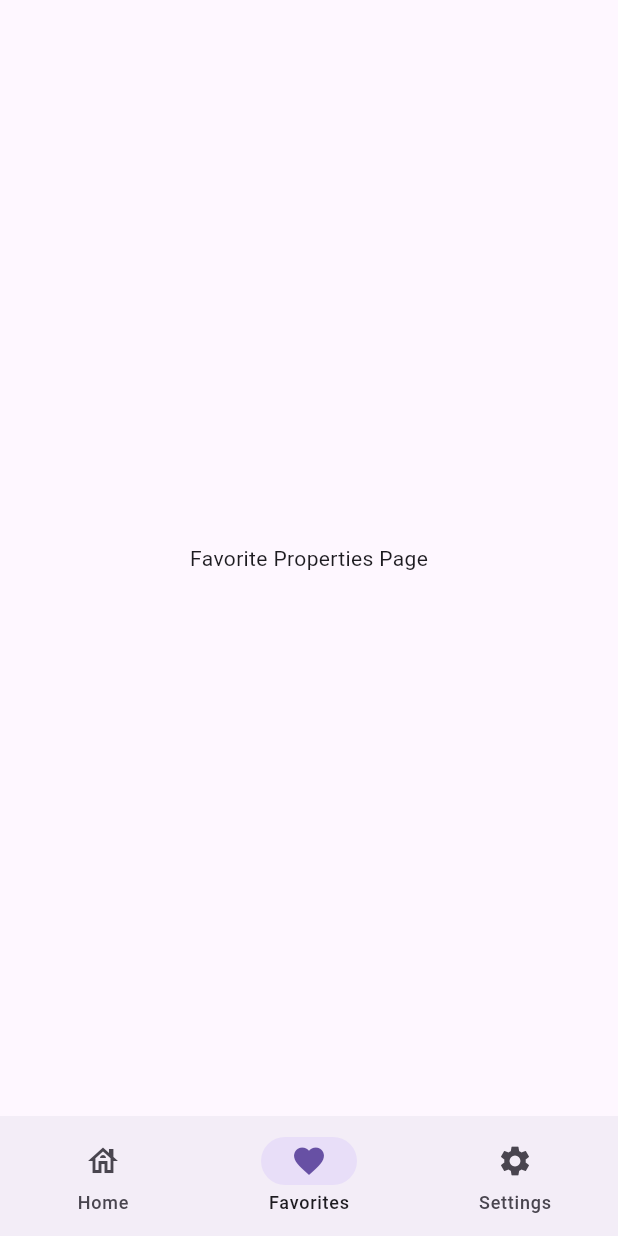
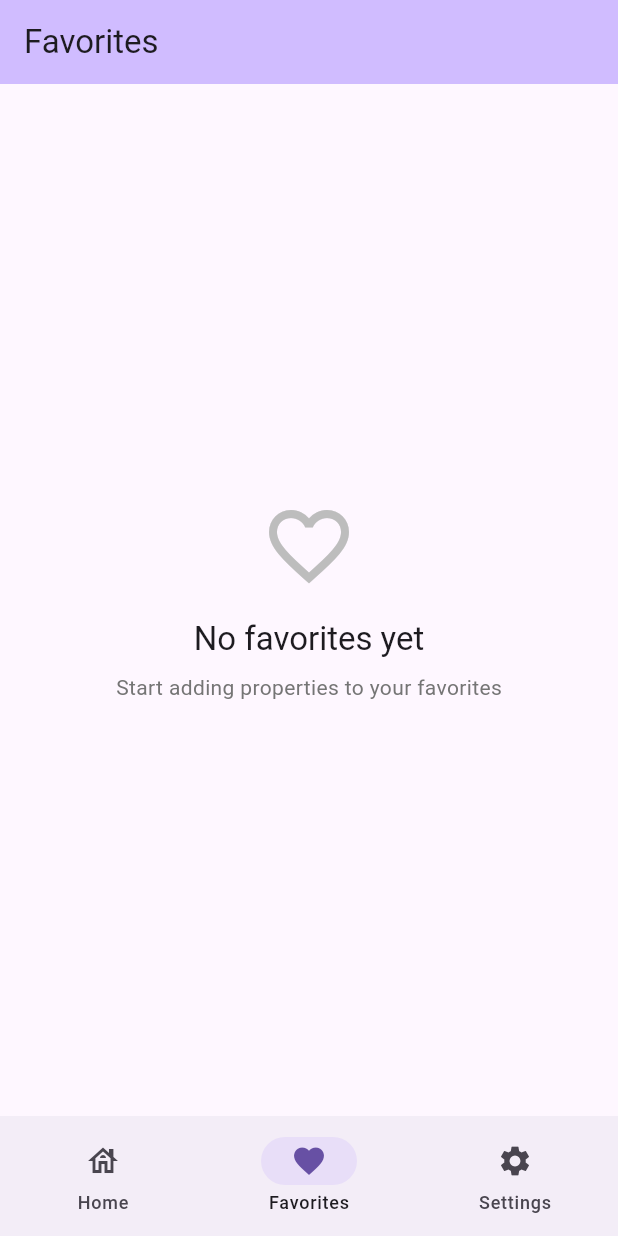
Before and after one commit to yeikel16/state_hub, a Flutter app: the screen it shows after launch, item 2 of the bottom bar chosen, on a phone screen of 412 x 824 dp. Run offline on Flutter 3.47's test engine with Material 3 defaults, Android fonts, the light colour scheme and no system bars; our stand-ins replace bloc, bloc_concurrency, equatable, flutter_bloc, get_it, go_router and 2 more; missing offline and left inert: very_good_infinite_list; generated files the repository leaves out were written again.

Commit message:
feat: add favorites view

```diff
--- a/lib/app/view/app.dart
+++ b/lib/app/view/app.dart
@@ -1,9 +1,26 @@
 import 'package:flutter/material.dart';
+import 'package:flutter_bloc/flutter_bloc.dart';
+import 'package:get_it/get_it.dart';
 import 'package:state_hub/app/routes/routes.dart';
 import 'package:state_hub/l10n/l10n.dart';
+import 'package:state_hub/src/features/favorites/bloc/favorites_bloc.dart';
 
 class App extends StatelessWidget {
   const App({super.key});
+
+  @override
+  Widget build(BuildContext context) {
+    return BlocProvider(
+      create: (context) => GetIt.I<FavoritesBloc>()..add(const LoadFavorites()),
+      child: const AppView(),
+    );
+  }
+}
+
+class AppView extends StatelessWidget {
+  const AppView({
+    super.key,
+  });
 
   @override
   Widget build(BuildContext context) {
--- /dev/null
+++ b/lib/src/features/favorites/bloc/favorites_bloc.dart
@@ -0,0 +1,94 @@
+import 'package:bloc/bloc.dart';
+import 'package:equatable/equatable.dart';
+import 'package:injectable/injectable.dart';
+import 'package:state_hub/src/core/core.dart';
+import 'package:state_hub/src/data/models/models.dart';
+import 'package:state_hub/src/data/repository/favorites_repository.dart';
+
+part 'favorites_event.dart';
+part 'favorites_state.dart';
+
+@injectable
+class FavoritesBloc extends Bloc<FavoritesEvent, FavoritesState> {
+  FavoritesBloc({
+    required FavoritesRepository favoritesRepository,
+  }) : _favoritesRepository = favoritesRepository,
+       super(const FavoritesState()) {
+    on<LoadFavorites>(_onLoadFavorites);
+    on<ToggleFavorite>(_onToggleFavorite);
+  }
+
+  final FavoritesRepository _favoritesRepository;
+
+  Future<void> _onLoadFavorites(
+    LoadFavorites event,
+    Emitter<FavoritesState> emit,
+  ) async {
+    emit(state.copyWith(isLoading: true, error: () => null));
+
+    try {
+      final favorites = await _favoritesRepository.getFavoriteProperties();
+
+      emit(
+        state.copyWith(
+          favorites: favorites,
+          isLoading: false,
+        ),
+      );
+    } on AppException catch (e) {
+      emit(
+        state.copyWith(
+          isLoading: false,
+          error: () => e.message,
+        ),
+      );
+    } on Exception catch (e) {
+      emit(
+        state.copyWith(
+          isLoading: false,
+          error: () => 'An unexpected error occurred: $e',
+        ),
+      );
+    }
+  }
+
+  Future<void> _onToggleFavorite(
+    ToggleFavorite event,
+    Emitter<FavoritesState> emit,
+  ) async {
+    final oldState = state;
+    final isFavorite = state.isFavorite(event.property.id);
+
+    emit(state.copyWith(error: () => null));
+
+    if (isFavorite) {
+      final updatedFavorites = state.favorites
+          .where((p) => p.id != event.property.id)
+          .toList();
+
+      emit(state.copyWith(favorites: updatedFavorites));
+    } else {
+      emit(state.copyWith(favorites: [...state.favorites, event.property]));
+    }
+
+    try {
+      await _favoritesRepository.toggleFavoriteProperty(event.property);
+    } on AppException catch (e) {
+      emit(
+        state.copyWith(
+          favorites: oldState.favorites,
+          error: () => e.message,
+        ),
+      );
+    } on Exception catch (e) {
+      emit(
+        state.copyWith(
+          favorites: oldState.favorites,
+          error: () => 'An unexpected error occurred: $e',
+        ),
+      );
+    }
+
+    add(const LoadFavorites());
+  }
+}
--- /dev/null
+++ b/lib/src/features/favorites/bloc/favorites_event.dart
@@ -0,0 +1,21 @@
+part of 'favorites_bloc.dart';
+
+sealed class FavoritesEvent extends Equatable {
+  const FavoritesEvent();
+
+  @override
+  List<Object?> get props => [];
+}
+
+final class LoadFavorites extends FavoritesEvent {
+  const LoadFavorites();
+}
+
+final class ToggleFavorite extends FavoritesEvent {
+  const ToggleFavorite(this.property);
+
+  final PropertyModel property;
+
+  @override
+  List<Object?> get props => [property];
+}
--- /dev/null
+++ b/lib/src/features/favorites/bloc/favorites_state.dart
@@ -0,0 +1,32 @@
+part of 'favorites_bloc.dart';
+
+class FavoritesState extends Equatable {
+  const FavoritesState({
+    this.favorites = const [],
+    this.isLoading = false,
+    this.error,
+  });
+
+  final List<PropertyModel> favorites;
+  final bool isLoading;
+  final String? error;
+
+  FavoritesState copyWith({
+    List<PropertyModel>? favorites,
+    bool? isLoading,
+    String? Function()? error,
+  }) {
+    return FavoritesState(
+      favorites: favorites ?? this.favorites,
+      isLoading: isLoading ?? this.isLoading,
+      error: error != null ? error() : this.error,
+    );
+  }
+
+  bool isFavorite(int propertyId) {
+    return favorites.any((property) => property.id == propertyId);
+  }
+
+  @override
+  List<Object?> get props => [favorites, isLoading, error];
+}
--- /dev/null
+++ b/lib/src/features/favorites/favorites.dart
@@ -0,0 +1,2 @@
+export 'bloc/favorites_bloc.dart';
+export 'widgets/widgets.dart';
--- a/lib/src/features/favorites/favorites_page.dart
+++ b/lib/src/features/favorites/favorites_page.dart
@@ -1,12 +1,11 @@
 import 'package:flutter/material.dart';
+import 'package:state_hub/src/features/favorites/view/favorites_vew.dart';
 
 class FavoritePropertiesPage extends StatelessWidget {
   const FavoritePropertiesPage({super.key});
 
   @override
   Widget build(BuildContext context) {
-    return const Center(
-      child: Text('Favorite Properties Page'),
-    );
+    return const FavoritePropertiesView();
   }
 }
--- a/lib/src/features/favorites/view/favorites_vew.dart
+++ b/lib/src/features/favorites/view/favorites_vew.dart
@@ -0,0 +1,123 @@
+import 'package:flutter/material.dart';
+import 'package:flutter_bloc/flutter_bloc.dart';
+import 'package:state_hub/app/routes/routes.dart';
+import 'package:state_hub/src/features/favorites/bloc/favorites_bloc.dart';
+import 'package:state_hub/src/features/properties/widgets/widgets.dart';
+
+class FavoritePropertiesView extends StatelessWidget {
+  const FavoritePropertiesView({super.key});
+
+  @override
+  Widget build(BuildContext context) {
+    final theme = Theme.of(context);
+
+    return Scaffold(
+      appBar: AppBar(
+        title: const Text('Favorites'),
+        actions: [
+          BlocBuilder<FavoritesBloc, FavoritesState>(
+            builder: (context, state) {
+              if (state.favorites.isEmpty) {
+                return const SizedBox.shrink();
+              }
+              return IconButton(
+                icon: const Icon(Icons.delete_outline),
+                onPressed: () {
+                  // TODO: Implement clear all favorites
+                },
+                tooltip: 'Clear all favorites',
+              );
+            },
+          ),
+        ],
+      ),
+      body: BlocBuilder<FavoritesBloc, FavoritesState>(
+        builder: (context, state) {
+          if (state.isLoading) {
+            return const Center(child: CircularProgressIndicator());
+          }
+
+          if (state.error != null) {
+            return Center(
+              child: Column(
+                mainAxisAlignment: MainAxisAlignment.center,
+                children: [
+                  Icon(
+                    Icons.error_outline,
+                    size: 64,
+                    color: theme.colorScheme.error,
+                  ),
+                  const SizedBox(height: 16),
+                  Text(
+                    'Error',
+                    style: theme.textTheme.titleLarge,
+                  ),
+                  const SizedBox(height: 8),
+                  Text(
+                    state.error!,
+                    textAlign: TextAlign.center,
+                    style: theme.textTheme.bodyMedium,
+                  ),
+                  const SizedBox(height: 16),
+                  FilledButton.icon(
+                    onPressed: () {
+                      context.read<FavoritesBloc>().add(const LoadFavorites());
+                    },
+                    icon: const Icon(Icons.refresh),
+                    label: const Text('Retry'),
+                  ),
+                ],
+              ),
+            );
+          }
+
+          if (state.favorites.isEmpty) {
+            return Center(
+              child: Column(
+                mainAxisAlignment: MainAxisAlignment.center,
+                children: [
+                  Icon(
+                    Icons.favorite_border,
+                    size: 64,
+                    color: Colors.grey[400],
+                  ),
+                  const SizedBox(height: 16),
+                  Text(
+                    'No favorites yet',
+                    style: theme.textTheme.titleLarge,
+                  ),
+                  const SizedBox(height: 8),
+                  Text(
+                    'Start adding properties to your favorites',
+                    style: theme.textTheme.bodyMedium?.copyWith(
+                      color: Colors.grey[600],
+                    ),
+                  ),
+                ],
+              ),
+            );
+          }
+
+          return RefreshIndicator(
+            onRefresh: () async {
+              context.read<FavoritesBloc>().add(const LoadFavorites());
+            },
+            child: ListView.builder(
+              itemCount: state.favorites.length,
+              padding: const EdgeInsets.only(top: 8),
+              itemBuilder: (context, index) {
+                final property = state.favorites[index];
+                return PropertyCard(
+                  property: property,
+                  onTap: () {
+                    PropertyDetailsRoute($extra: property).go(context);
+                  },
+                );
+              },
+            ),
+          );
+        },
+      ),
+    );
+  }
+}
--- /dev/null
+++ b/lib/src/features/favorites/widgets/widgets.dart
@@ -0,0 +1 @@
+export 'favorite_icon_button.dart';
--- a/lib/src/features/property_details/view/property_details_view.dart
+++ b/lib/src/features/property_details/view/property_details_view.dart
@@ -2,6 +2,7 @@ import 'package:cached_network_image/cached_network_image.dart';
 import 'package:flutter/material.dart';
 import 'package:intl/intl.dart';
 import 'package:state_hub/src/data/models/models.dart';
+import 'package:state_hub/src/features/favorites/favorites.dart';
 
 class PropertyDetailsView extends StatelessWidget {
   const PropertyDetailsView({required this.property, super.key});
@@ -104,13 +105,7 @@ class PropertyDetailsView extends StatelessWidget {
                             ),
                           ),
                         ),
-                        IconButton(
-                          icon: const Icon(Icons.favorite_border),
-                          onPressed: () {
-                            // TODO: Implement favorites
-                          },
-                          iconSize: 28,
-                        ),
+                        FavoriteIconButton(property: property),
                       ],
                     ),
                     const SizedBox(height: 8),
```
Also changed, not shown: lib/src/features/favorites/widgets/favorite_icon_button.dart (added, +36 -0 lines), lib/src/features/properties/widgets/property_card.dart (+14 -6 lines), lib/src/dependencies.config.dart.
